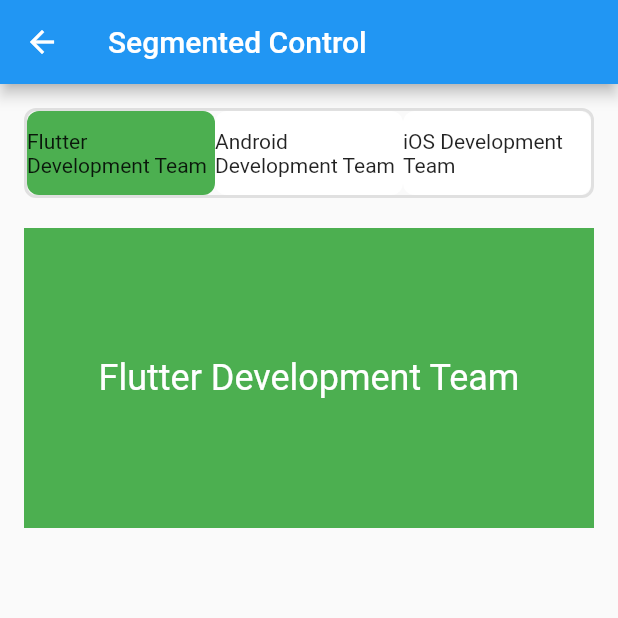
After one commit to develonursahin/neon_apps_academy, a Flutter app: the SegmentedControlScreen screen opened directly, on a phone screen of 412 x 824 dp, the top half of it. The commit adds this screen. Run offline on Flutter 3.47's test engine with Material 2 defaults, Android fonts, the phone set to English and light mode, and no system bars; our stand-ins replace carousel_slider, charts_flutter, flutter_rating_bar, shared_preferences; missing offline and left inert: flutter_shake_animated; accounts and stored records are empty.

Commit message:
add: Segmented Control

```diff
--- a/4- UI Widgets/ui_widgets_app/lib/main.dart
+++ b/4- UI Widgets/ui_widgets_app/lib/main.dart
@@ -2,6 +2,7 @@ import 'package:flutter/material.dart';
 import 'package:ui_widgets_app/views/button_view.dart';
 import 'package:ui_widgets_app/views/container_view.dart';
 import 'package:ui_widgets_app/views/page_control_view.dart';
+import 'package:ui_widgets_app/views/segmented_control_view.dart';
 import 'package:ui_widgets_app/views/slider_view.dart';
 import 'package:ui_widgets_app/views/stepper_view.dart';
 import 'package:ui_widgets_app/views/switch_view.dart';
@@ -80,6 +81,8 @@ class ContainerGrid extends StatelessWidget {
                         return StepperScreen();
                       case 'PageControl':
                         return PageControlScreen();
+                      case 'Segmented Control':
+                        return SegmentedControlScreen();
                       default:
                         return ContainerScreen();
                     }
--- /dev/null
+++ b/4- UI Widgets/ui_widgets_app/lib/views/segmented_control_view.dart
@@ -0,0 +1,103 @@
+import 'package:flutter/material.dart';
+
+class SegmentedControlScreen extends StatefulWidget {
+  SegmentedControlScreen();
+
+  @override
+  _SegmentedControlScreenState createState() => _SegmentedControlScreenState();
+}
+
+class _SegmentedControlScreenState extends State<SegmentedControlScreen> {
+  int _selectedIndex = 0;
+
+  @override
+  Widget build(BuildContext context) {
+    return Scaffold(
+      appBar: AppBar(
+        title: Text('Segmented Control'),
+      ),
+      body: Container(
+        padding: const EdgeInsets.all(16.0),
+        child: Column(
+          children: [
+            SegmentedControl(
+              children: {
+                0: Text('Flutter Development Team'),
+                1: Text('Android Development Team'),
+                2: Text('iOS Development Team'),
+              },
+              onValueChanged: (index) {
+                setState(() {
+                  _selectedIndex = index;
+                });
+              },
+              groupValue: _selectedIndex,
+            ),
+            SizedBox(height: 20),
+            AnimatedContainer(
+              duration: Duration(milliseconds: 200),
+              height: _selectedIndex == 0 ? 200 : 100,
+              color: _selectedIndex == 0 ? Colors.green : Colors.blue,
+              alignment: Alignment.center,
+              child: Text(
+                _selectedIndex == 0
+                    ? 'Flutter Development Team'
+                    : _selectedIndex == 1
+                        ? 'Android Development Team'
+                        : 'iOS Development Team',
+                style: TextStyle(fontSize: 24, color: Colors.white),
+              ),
+            ),
+          ],
+        ),
+      ),
+    );
+  }
+}
+
+class SegmentedControl extends StatelessWidget {
+  final Map<int, Widget> children;
+  final ValueChanged<int> onValueChanged;
+  final int groupValue;
+
+  SegmentedControl({
+    required this.children,
+    required this.onValueChanged,
+    required this.groupValue,
+  });
+
+  @override
+  Widget build(BuildContext context) {
+    return Container(
+      decoration: BoxDecoration(
+        borderRadius: BorderRadius.circular(8),
+        border: Border.all(
+          color: Colors.grey.shade300,
+          width: 2,
+        ),
+      ),
+      child: Row(
+        children: children.entries
+            .map(
+              (entry) => Expanded(
+                child: GestureDetector(
+                  onTap: () => onValueChanged(entry.key),
+                  child: Container(
+                    padding: const EdgeInsets.symmetric(vertical: 12),
+                    decoration: BoxDecoration(
+                      color:
+                          groupValue == entry.key ? Colors.green : Colors.white,
+                      borderRadius: BorderRadius.circular(8),
+                    ),
+                    child: Center(
+                      child: entry.value,
+                    ),
+                  ),
+                ),
+              ),
+            )
+            .toList(),
+      ),
+    );
+  }
+}
```
